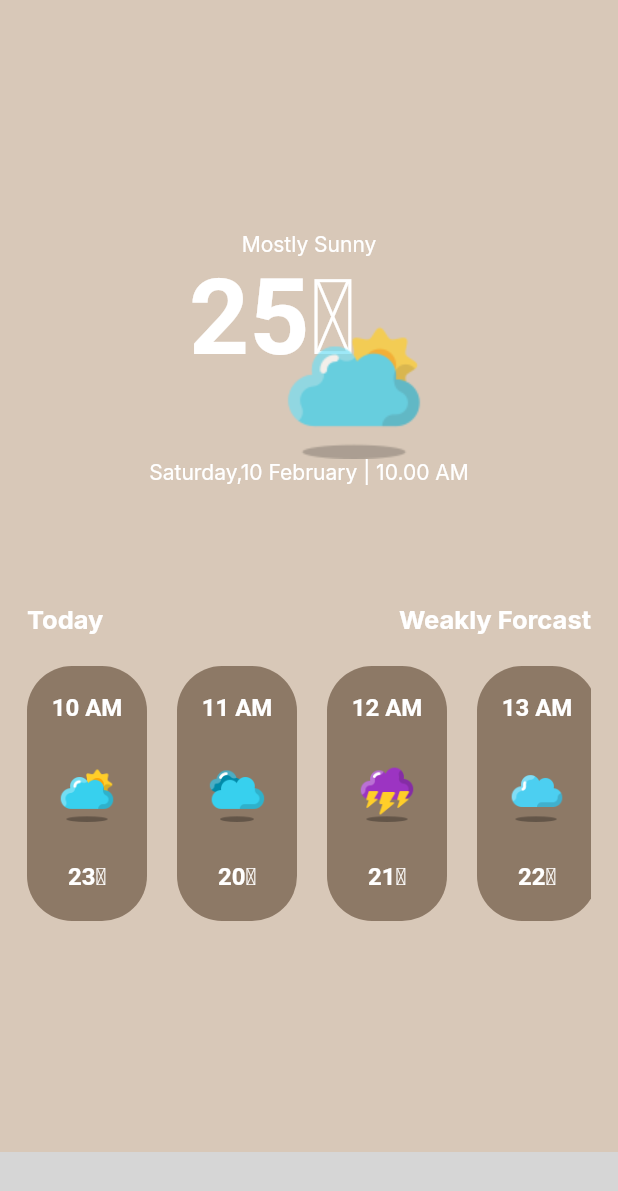
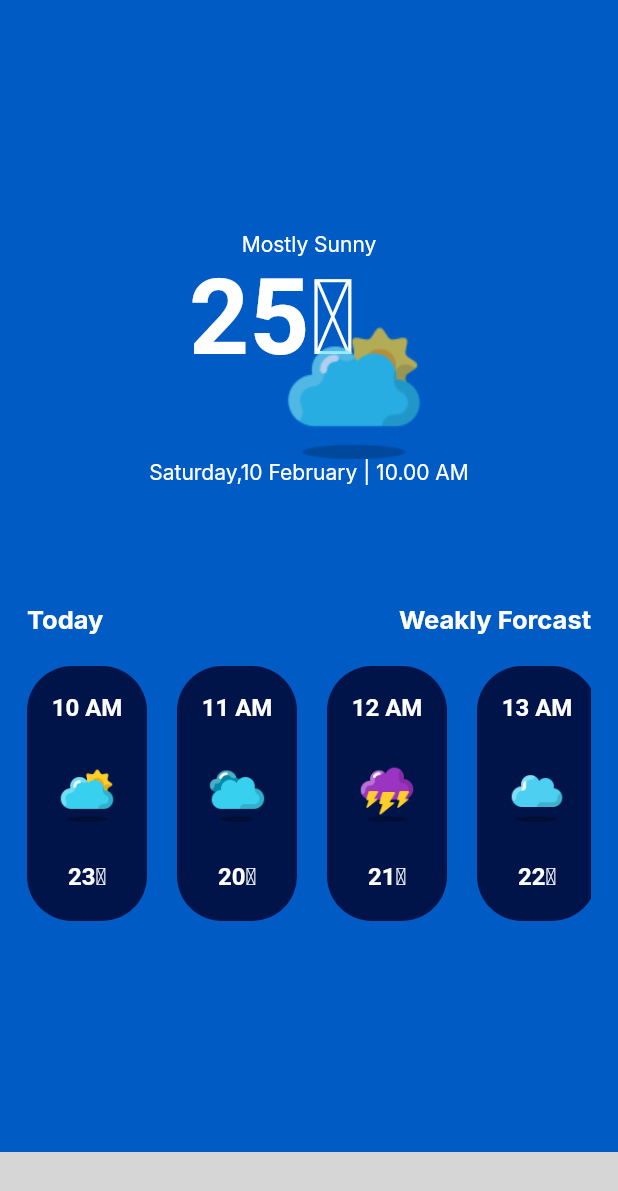
Before and after one commit to JustRizky02/weather, a Flutter app: the screen it shows after launch, on a phone screen of 412 x 824 dp. Shown: the top 1191 px of the screen. Run offline on Flutter 3.47's test engine with Material 2 defaults, Android fonts, the phone set to English and light mode, and no system bars; our stand-ins replace google_fonts; missing offline and left inert: rolling_bottom_bar; statements that could not run were skipped; grey boxes are pictures that could not be loaded.

Commit message:
color changing2

```diff
--- a/lib/bottombar/bottom_navbar.dart
+++ b/lib/bottombar/bottom_navbar.dart
@@ -34,11 +34,11 @@ class _BottomNavbarState extends State<BottomNavbar> {
           useActiveColorByDefault: false,
           items: const [
             RollingBottomBarItem(Icons.home,
-                label: 'Home', activeColor: Color(0xff8d7966)),
+                label: 'Home', activeColor: Color(0xff001449)),
             RollingBottomBarItem(Icons.add,
-                label: 'Details', activeColor: Color(0xff8d7966)),
+                label: 'Details', activeColor: Color(0xff001449)),
             RollingBottomBarItem(Icons.area_chart_outlined,
-                label: 'Grafik', activeColor: Color(0xff8d7966)),
+                label: 'Grafik', activeColor: Color(0xff001449)),
           ],
           enableIconRotation: true,
           onTap: (index) {
--- a/lib/pages/home.dart
+++ b/lib/pages/home.dart
@@ -12,7 +12,7 @@ class _HomeState extends State<Home> {
   @override
   Widget build(BuildContext context) {
     return Scaffold(
-      backgroundColor: Color(0xffd8c8b8),
+      backgroundColor: Color(0xff005bc5),
       body: SafeArea(
         child: Align(
           alignment: Alignment.topCenter,
@@ -84,7 +84,7 @@ class _HomeState extends State<Home> {
                         height: 170,
                         width: 80,
                         decoration: BoxDecoration(
-                          color: Color(0xff8d7966),
+                          color: Color(0xff001449),
                           borderRadius: BorderRadius.circular(30),
                         ),
                         child: Padding(
@@ -126,7 +126,7 @@ class _HomeState extends State<Home> {
                         height: 170,
                         width: 80,
                         decoration: BoxDecoration(
-                          color: Color(0xff8d7966),
+                          color: Color(0xff001449),
                           borderRadius: BorderRadius.circular(30),
                         ),
                         child: Padding(
@@ -168,7 +168,7 @@ class _HomeState extends State<Home> {
                         height: 170,
                         width: 80,
                         decoration: BoxDecoration(
-                          color: Color(0xff8d7966),
+                          color: Color(0xff001449),
                           borderRadius: BorderRadius.circular(30),
                         ),
                         child: Padding(
@@ -210,7 +210,7 @@ class _HomeState extends State<Home> {
                         height: 170,
                         width: 80,
                         decoration: BoxDecoration(
-                          color: Color(0xff8d7966),
+                          color: Color(0xff001449),
                           borderRadius: BorderRadius.circular(30),
                         ),
                         child: Padding(
@@ -252,7 +252,7 @@ class _HomeState extends State<Home> {
                         height: 170,
                         width: 80,
                         decoration: BoxDecoration(
-                          color: Color(0xff8d7966),
+                          color: Color(0xff001449),
                           borderRadius: BorderRadius.circular(30),
                         ),
                         child: Padding(
@@ -294,7 +294,7 @@ class _HomeState extends State<Home> {
                         height: 170,
                         width: 80,
                         decoration: BoxDecoration(
-                          color: Color(0xff8d7966),
+                          color: Color(0xff001449),
                           borderRadius: BorderRadius.circular(30),
                         ),
                         child: Padding(
@@ -336,7 +336,7 @@ class _HomeState extends State<Home> {
                         height: 170,
                         width: 80,
                         decoration: BoxDecoration(
-                          color: Color(0xff8d7966),
+                          color: Color(0xff001449),
                           borderRadius: BorderRadius.circular(30),
                         ),
                         child: Padding(
@@ -378,7 +378,7 @@ class _HomeState extends State<Home> {
                         height: 170,
                         width: 80,
                         decoration: BoxDecoration(
-                          color: Color(0xff8d7966),
+                          color: Color(0xff001449),
                           borderRadius: BorderRadius.circular(30),
                         ),
                         child: Padding(
```
